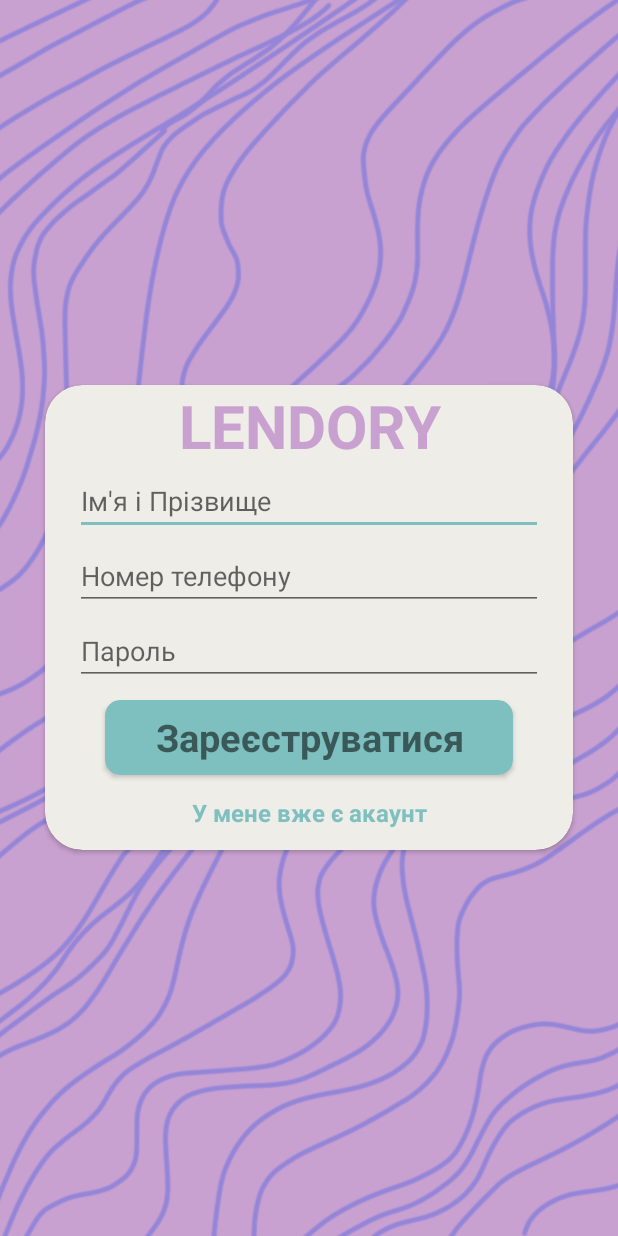
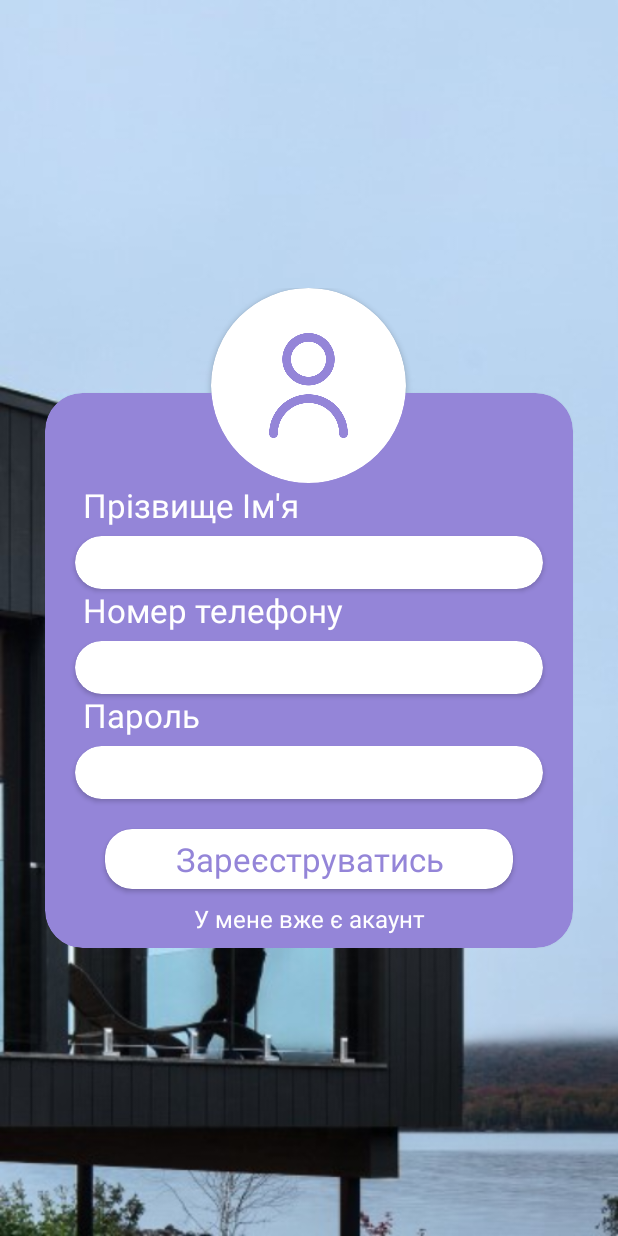
Before and after one commit to OrestPalii/Lendory, an Android app: the screen it shows after launch (Registration), on a phone screen of 412 x 824 dp. Run offline under Robolectric (Android 15) with nearby library versions, the phone set to English and light mode, and no system bars; our stand-ins replace Firebase (no records; nobody signed in at launch, a user with empty details on screens opened directly); libraries missing offline, so code that uses them is left out: es.dmoral.toasty.

Commit message:
qc bugs fixing and new registration

```diff
--- a/app/src/main/java/com/quaice/lendory/activities/AdvReview.java
+++ b/app/src/main/java/com/quaice/lendory/activities/AdvReview.java
@@ -13,6 +13,8 @@
 import android.view.View;
 import android.widget.ImageView;
 import android.widget.TextView;
+import android.widget.Toast;
+
 import com.bumptech.glide.Glide;
 import com.google.firebase.database.DatabaseReference;
 import com.google.firebase.database.FirebaseDatabase;
--- a/app/src/main/java/com/quaice/lendory/activities/MainActivity.java
+++ b/app/src/main/java/com/quaice/lendory/activities/MainActivity.java
@@ -31,6 +31,7 @@
 import com.google.firebase.database.ValueEventListener;
 import com.google.firebase.storage.FirebaseStorage;
 import com.google.firebase.storage.StorageReference;
+import com.google.firebase.storage.UploadTask;
 import com.quaice.lendory.adapters.MyRecyclerViewAdapter;
 import com.quaice.lendory.R;
 import com.quaice.lendory.constants.Const;
@@ -60,8 +61,12 @@
     private CheckBox search_yes, search_no;
     private Button canceler;
     public static boolean canrefresh = true;
+    FirebaseStorage storage;
+    StorageReference ref;
 
     private void init(){
+        storage = FirebaseStorage.getInstance(Const.STORAGE_URL);;
+        ref = storage.getReference();
         images = new ArrayList<>();
         photos = new ArrayList<>();
         recyclerView = findViewById(R.id.recycler);
@@ -111,6 +116,7 @@
         homepagebut.setImageResource(R.drawable.selectedhome);
         likedpagebut.setImageResource(R.drawable.heart);
         name_edit.setHeight(0);
+        canrefresh = true;
     }
 
 
@@ -128,6 +134,12 @@
             public void onDataChange(DataSnapshot dataSnapshot) {
                 yourAccount = dataSnapshot.getValue(Account.class);
                 your_name.setText(yourAccount.getName());
+            }
+
+            @Override
+            public void onCancelled(DatabaseError error) {}
+
+        });
         myRef.addValueEventListener(new ValueEventListener() {
             @Override
             public void onDataChange(DataSnapshot dataSnapshot) {
@@ -143,12 +155,6 @@
 
             @Override
             public void onCancelled(DatabaseError error) {}
-                });
-            }
-
-            @Override
-            public void onCancelled(DatabaseError error) {}
-
         });
 
         search.setOnKeyListener(new View.OnKeyListener() {
@@ -396,16 +402,19 @@
                     photos.get(photoposition).clearColorFilter();
                     photos.get(photoposition).setImageResource(0);
                     photos.get(photoposition).setImageURI(selectedImageUri);
+
                     //const
-                    FirebaseStorage storage = FirebaseStorage.getInstance(Const.STORAGE_URL);;
-                    StorageReference ref = storage.getReference();
-                    ref.child("images/" + photos.get(photoposition).hashCode()).putFile(selectedImageUri);
+                    ref.child("images/" + photos.get(photoposition).hashCode()).putFile(selectedImageUri).addOnCompleteListener(new OnCompleteListener<UploadTask.TaskSnapshot>() {
+                        @Override
+                        public void onComplete(@NonNull Task<UploadTask.TaskSnapshot> task) {
                             ref.child("images/" + photos.get(photoposition).hashCode()).getDownloadUrl().addOnCompleteListener(new OnCompleteListener<Uri>() {
                                 @Override
                                 public void onComplete(@NonNull Task<Uri> task) {
                                     if (task.isSuccessful()) {
                                         images.add("" + task.getResult());
                                     }
+                                }
+                            });
                         }
                     });
                 }
--- a/app/src/main/java/com/quaice/lendory/activities/Registration.java
+++ b/app/src/main/java/com/quaice/lendory/activities/Registration.java
@@ -8,6 +8,7 @@
 import android.os.Bundle;
 import android.view.View;
 import android.widget.EditText;
+import android.widget.RelativeLayout;
 import android.widget.TextView;
 import android.widget.Toast;
 import com.google.firebase.database.DataSnapshot;
@@ -23,7 +24,8 @@
 
 public class Registration extends AppCompatActivity {
     private EditText login_phonenumber, login_password, reg_phonenumber, reg_password, reg_name;
-    private CardView reg, login;
+    private RelativeLayout reg;
+    private CardView login;
     private CardView reg_but, log_but;
     private TextView reg_text, log_text;
     private DatabaseReference myRef;
--- a/app/src/main/java/com/quaice/lendory/activities/YourAdverts.java
+++ b/app/src/main/java/com/quaice/lendory/activities/YourAdverts.java
@@ -1,5 +1,6 @@
 package com.quaice.lendory.activities;
 
+import androidx.annotation.NonNull;
 import androidx.appcompat.app.AppCompatActivity;
 import androidx.cardview.widget.CardView;
 import androidx.recyclerview.widget.GridLayoutManager;
@@ -19,6 +20,8 @@
 import android.widget.TextView;
 import android.widget.Toast;
 import com.bumptech.glide.Glide;
+import com.google.android.gms.tasks.OnCompleteListener;
+import com.google.android.gms.tasks.Task;
 import com.google.firebase.database.DataSnapshot;
 import com.google.firebase.database.DatabaseError;
 import com.google.firebase.database.DatabaseReference;
@@ -26,6 +29,7 @@
 import com.google.firebase.database.ValueEventListener;
 import com.google.firebase.storage.FirebaseStorage;
 import com.google.firebase.storage.StorageReference;
+import com.google.firebase.storage.UploadTask;
 import com.quaice.lendory.R;
 import com.quaice.lendory.adapters.MyRecyclerViewAdapter;
 import com.quaice.lendory.constants.Const;
@@ -53,6 +57,7 @@
     public static boolean canupdate = true;
 
     private void init(){
+        canupdate = true;
         recyclerView = findViewById(R.id.recycler);
         backcard = findViewById(R.id.backcard);
         name_edit = findViewById(R.id.name_edit);
@@ -92,6 +97,7 @@
             @Override
             public void onDataChange(DataSnapshot dataSnapshot) {
                 if (canupdate){
+                    //Toast.makeText(YourAdverts.this, "dsfdsffds" + dataSnapshot.getChildrenCount(), Toast.LENGTH_SHORT).show();
                     downloaded = new ArrayList<>();
                     for (DataSnapshot dataSnapshotchild : dataSnapshot.getChildren()) {
                         try {
@@ -101,6 +107,7 @@
                                     downloaded.add(dataSnapshotchild.getValue(Adv.class));
                             }
                         }catch (Exception e){break;}
+                        //Toast.makeText(YourAdverts.this, "" + dataSnapshotchild.getValue(Adv.class).getName(), Toast.LENGTH_SHORT).show();
                     }
                     build_recycler(downloaded, recyclerView);
                     canupdate = false;
@@ -185,11 +192,22 @@
                     //const
                     FirebaseStorage storage = FirebaseStorage.getInstance(Const.STORAGE_URL);;
                     StorageReference ref = storage.getReference().child("images/" + photos.get(photoposition).hashCode());
-                    ref.putFile(selectedImageUri);
-                    if (images.size()>photoposition)
-                        images.set(photoposition,"" + photos.get(photoposition).hashCode());
-                    else
-                        images.add("" + photos.get(photoposition).hashCode());
+                    ref.putFile(selectedImageUri).addOnCompleteListener(new OnCompleteListener<UploadTask.TaskSnapshot>() {
+                        @Override
+                        public void onComplete(@NonNull Task<UploadTask.TaskSnapshot> task) {
+                            ref.child("images/" + photos.get(photoposition).hashCode()).getDownloadUrl().addOnCompleteListener(new OnCompleteListener<Uri>() {
+                                @Override
+                                public void onComplete(@NonNull Task<Uri> task) {
+                                    if (task.isSuccessful()) {
+                                        if (images.size()>photoposition)
+                                            images.set(photoposition,"" + task.getResult());
+                                        else
+                                            images.add("" + task.getResult());
+                                    }
+                                }
+                            });
+                        }
+                    });
                 }
             }
         }
--- a/app/src/main/java/com/quaice/lendory/adapters/ViewPagerAdapters.java
+++ b/app/src/main/java/com/quaice/lendory/adapters/ViewPagerAdapters.java
@@ -3,6 +3,8 @@
 import android.content.Context;
 import android.view.View;
 import android.view.ViewGroup;
+import android.widget.Toast;
+
 import androidx.annotation.NonNull;
 import androidx.viewpager.widget.PagerAdapter;
 import com.github.chrisbanes.photoview.PhotoView;
--- a/app/src/main/java/com/quaice/lendory/typeclass/Adv.java
+++ b/app/src/main/java/com/quaice/lendory/typeclass/Adv.java
@@ -87,7 +87,7 @@
         return floor;
     }
 
-    public void setFloor(int flor) {
+    public void setFloor(int floor) {
         this.floor = floor;
     }
 
--- a/app/src/main/res/layout/activity_adv_review.xml
+++ b/app/src/main/res/layout/activity_adv_review.xml
@@ -132,13 +132,6 @@
                     android:fontFamily="@font/poppins"
                     android:layout_margin="6dp"></TextView>
             </androidx.cardview.widget.CardView>
-
-                <androidx.viewpager.widget.ViewPager
-                    android:id="@+id/view_pager"
-                    android:layout_width="match_parent"
-                    android:layout_height="match_parent"
-                    android:background="@color/transparent_black"
-                    android:visibility="invisible"></androidx.viewpager.widget.ViewPager>
             </RelativeLayout>
             <androidx.cardview.widget.CardView
                 android:layout_width="wrap_content"
@@ -278,4 +271,11 @@
         </RelativeLayout>
     </androidx.cardview.widget.CardView>
 
+    <androidx.viewpager.widget.ViewPager
+        android:id="@+id/view_pager"
+        android:layout_width="match_parent"
+        android:layout_height="match_parent"
+        android:background="@color/transparent_black"
+        android:visibility="invisible"></androidx.viewpager.widget.ViewPager>
+
 </RelativeLayout>
--- a/app/src/main/res/layout/activity_registration.xml
+++ b/app/src/main/res/layout/activity_registration.xml
@@ -5,14 +5,8 @@
     android:layout_width="match_parent"
     android:layout_height="match_parent"
     tools:context=".activities.Registration"
-    android:background="@color/purple">
+    android:background="@drawable/regbutton">
 
-    <ImageView
-        android:layout_width="match_parent"
-        android:layout_height="match_parent"
-        android:src="@drawable/waves"
-        android:scaleType="centerCrop"
-        android:tint="@color/purpleforicons"></ImageView>
     <androidx.cardview.widget.CardView
         android:layout_width="match_parent"
         android:layout_height="wrap_content"
@@ -84,71 +78,114 @@
 
     </androidx.cardview.widget.CardView>
 
-    <androidx.cardview.widget.CardView
+    <RelativeLayout
         android:layout_width="match_parent"
-        android:layout_height="wrap_content"
+        android:layout_height="440dp"
         android:layout_centerInParent="true"
-        app:cardBackgroundColor="@color/main"
-        android:layout_margin="30dp"
-        app:cardCornerRadius="25dp"
         android:visibility="visible"
         android:id="@+id/register">
+        <androidx.cardview.widget.CardView
+        android:layout_width="match_parent"
+        android:layout_height="370dp"
+        android:layout_alignParentBottom="true"
+        app:cardBackgroundColor="@color/purpleforicons"
+        android:layout_marginLeft="30dp"
+        android:layout_marginRight="30dp"
+        app:cardCornerRadius="25dp">
     <RelativeLayout
         android:layout_width="match_parent"
         android:layout_height="match_parent">
         <TextView
             android:layout_width="match_parent"
-            android:layout_height="50dp"
-            android:text="Lendory"
-            android:textSize="40dp"
-            android:gravity="center"
-            android:textStyle="bold"
-            android:textAllCaps="true"
-            android:textColor="@color/purple"></TextView>
-        <EditText
+            android:layout_height="wrap_content"
+            android:text="Прізвище Ім'я"
+            android:textSize="22dp"
+            android:layout_marginLeft="25dp"
+            android:layout_marginRight="25dp"
+            android:layout_marginTop="60dp"
+            android:textColor="@color/white"></TextView>
+        <androidx.cardview.widget.CardView
             android:layout_width="match_parent"
-            android:layout_height="40dp"
-            android:id="@+id/reg_name"
+            android:layout_height="wrap_content"
             android:layout_marginLeft="20dp"
             android:layout_marginRight="20dp"
-            android:layout_marginTop="60dp"
-            android:hint="Ім'я і Прізвище"></EditText>
-        <EditText
+            android:layout_marginTop="95dp"
+            app:cardCornerRadius="20dp">
+            <EditText
+                android:layout_width="match_parent"
+                android:layout_height="35dp"
+                android:id="@+id/reg_name"
+                android:paddingLeft="10dp"
+                android:paddingRight="10dp"
+                android:background="@null"></EditText>
+        </androidx.cardview.widget.CardView>
+        <TextView
             android:layout_width="match_parent"
-            android:layout_height="40dp"
-            android:id="@+id/regphonenumber"
-            android:layout_below="@+id/reg_name"
-            android:inputType="phone"
+            android:layout_height="wrap_content"
+            android:text="Номер телефону"
+            android:textSize="22dp"
+            android:layout_marginLeft="25dp"
+            android:layout_marginRight="25dp"
+            android:layout_marginTop="130dp"
+            android:textColor="@color/white"></TextView>
+        <androidx.cardview.widget.CardView
+            android:layout_width="match_parent"
+            android:layout_height="wrap_content"
             android:layout_marginLeft="20dp"
             android:layout_marginRight="20dp"
-            android:layout_marginTop="10dp"
-            android:hint="Номер телефону"></EditText>
-        <EditText
+            android:layout_marginTop="165dp"
+            app:cardCornerRadius="20dp">
+            <EditText
+                android:layout_width="match_parent"
+                android:layout_height="35dp"
+                android:id="@+id/regphonenumber"
+                android:paddingLeft="10dp"
+                android:paddingRight="10dp"
+                android:background="@null"></EditText>
+        </androidx.cardview.widget.CardView>
+        <TextView
             android:layout_width="match_parent"
-            android:layout_height="40dp"
-            android:layout_below="@+id/regphonenumber"
-            android:id="@+id/regpassword"
+            android:layout_height="wrap_content"
+            android:text="Пароль"
+            android:textSize="22dp"
+            android:layout_marginLeft="25dp"
+            android:layout_marginRight="25dp"
+            android:layout_marginTop="200dp"
+            android:textColor="@color/white"></TextView>
+        <androidx.cardview.widget.CardView
+            android:id="@+id/regpasscard"
+            android:layout_width="match_parent"
+            android:layout_height="wrap_content"
             android:layout_marginLeft="20dp"
             android:layout_marginRight="20dp"
-            android:layout_marginTop="10dp"
-            android:hint="Пароль"></EditText>
+            android:layout_marginTop="235dp"
+            app:cardCornerRadius="20dp">
+            <EditText
+                android:layout_width="match_parent"
+                android:layout_height="35dp"
+                android:id="@+id/regpassword"
+                android:paddingLeft="10dp"
+                android:paddingRight="10dp"
+                android:background="@null"></EditText>
+        </androidx.cardview.widget.CardView>
+
+
         <androidx.cardview.widget.CardView
             android:id="@+id/reg_but"
             android:layout_width="match_parent"
-            android:layout_height="50dp"
+            android:layout_height="40dp"
             android:layout_marginLeft="40dp"
             android:layout_marginRight="40dp"
-            android:layout_below="@id/regpassword"
-            android:layout_marginTop="10dp"
-            app:cardBackgroundColor="@color/green"
-            app:cardCornerRadius="10dp">
+            android:layout_below="@id/regpasscard"
+            android:layout_marginTop="20dp"
+            app:cardCornerRadius="18dp">
             <TextView
                 android:layout_width="match_parent"
-                android:layout_height="50dp"
-                android:text="Зареєструватися"
-                android:textSize="25dp"
+                android:layout_height="40dp"
+                android:text="Зареєструватись"
+                android:textSize="22dp"
                 android:gravity="center"
-                android:textStyle="bold"></TextView>
+                android:textColor="@color/purpleforicons"></TextView>
         </androidx.cardview.widget.CardView>
         <TextView
             android:id="@+id/logtext"
@@ -157,10 +194,22 @@
             android:text="У мене вже є акаунт"
             android:gravity="center"
             android:textSize="16dp"
-            android:textStyle="bold"
             android:layout_below="@id/reg_but"
-            android:textColor="@color/green"></TextView>
+            android:textColor="@color/white"></TextView>
     </RelativeLayout>
     </androidx.cardview.widget.CardView>
+        <androidx.cardview.widget.CardView
+            android:layout_width="130dp"
+            android:layout_height="130dp"
+            android:layout_centerHorizontal="true"
+            app:cardCornerRadius="500dp">
+            <ImageView
+                android:layout_width="match_parent"
+                android:layout_height="match_parent"
+                android:layout_margin="30dp"
+                android:src="@drawable/user"
+                android:tint="@color/purpleforicons"></ImageView>
+        </androidx.cardview.widget.CardView>
+    </RelativeLayout>
 
 </RelativeLayout>
--- a/app/src/main/res/layout/recycle_item.xml
+++ b/app/src/main/res/layout/recycle_item.xml
@@ -141,7 +141,7 @@
                         android:layout_width="match_parent"
                         android:layout_height="match_parent"
                         android:background="@drawable/noimage"
-                        android:scaleType="fitXY"></ImageView>
+                        android:scaleType="centerCrop"></ImageView>
                     <androidx.cardview.widget.CardView
                         android:layout_width="46dp"
                         android:layout_height="46dp"
```
Also changed, not shown: app/src/main/res/drawable/regbutton.jpg (added). Lines whose indentation alone changed are shown as unchanged.
